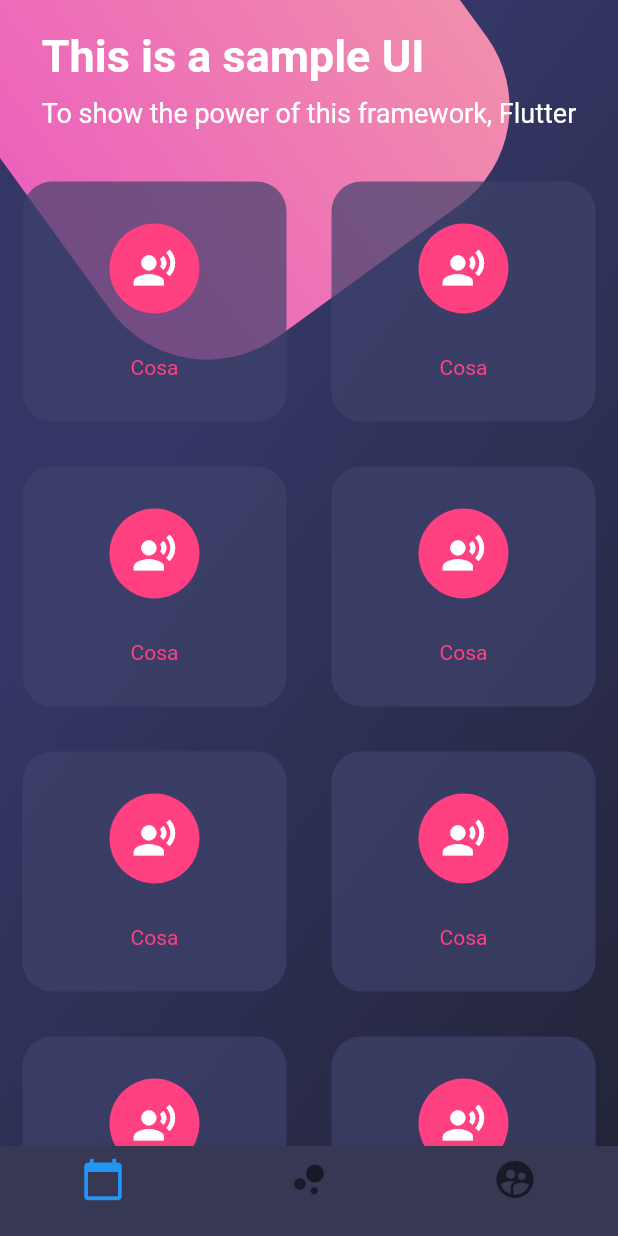
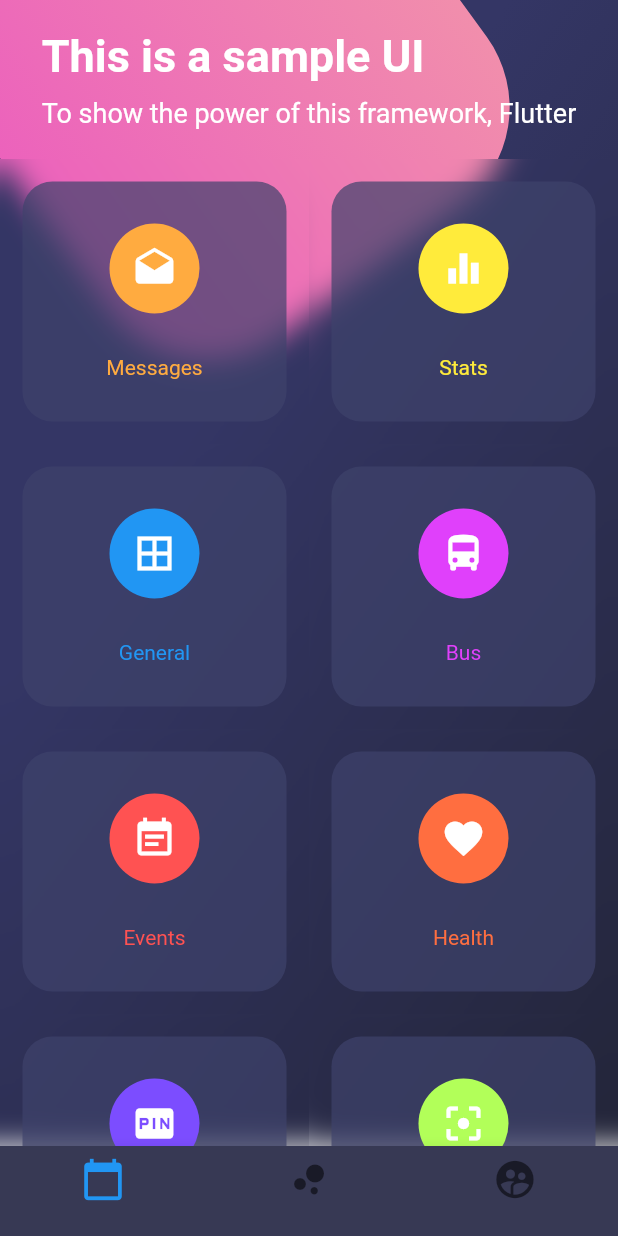
Before and after one commit to josnih21/flutter_designs, a Flutter app: the screen it shows after launch, on a phone screen of 412 x 824 dp. Run offline on Flutter 3.47's test engine with Material 2 defaults, Android fonts, the phone set to English and light mode, and no system bars.

Commit message:
finished design app

```diff
--- a/lib/src/pages/basic_page.dart
+++ b/lib/src/pages/basic_page.dart
@@ -44,12 +44,12 @@ class BasicPage extends StatelessWidget {
                 crossAxisAlignment: CrossAxisAlignment.start,
                 children: <Widget>[
                   Text(
-                    'Milky Way',
+                    'The Milky Way',
                     style: estiloTitulo,
                   ),
                   SizedBox(height: 7.0),
                   Text(
-                    'A photo of milky way',
+                    'A photo of the milky way',
                     style: estiloSubtitulo,
                   )
                 ],
@@ -90,7 +90,7 @@ class BasicPage extends StatelessWidget {
         padding: EdgeInsets.symmetric(horizontal: 40.0),
         child: Text(
         'Pues nada tío esto es una app de prueba que estoy haciendo para aprender un poquito de flutter que esta bastante guapo y eso'
-        'que no te doy mas la vara mi colega, yo estoy aprendiendo bastante de esta tecnología que da una posibilidad increible para desarrollar apps',
+        ' que no te doy mas la vara mi colega, yo estoy aprendiendo bastante de esta tecnología que da una posibilidad increible para desarrollar apps',
         textAlign: TextAlign.justify
         ),
 
--- a/lib/src/pages/buttons_page.dart
+++ b/lib/src/pages/buttons_page.dart
@@ -1,4 +1,5 @@
 import 'dart:math';
+import 'dart:ui';
 
 import 'package:flutter/material.dart';
 
@@ -93,6 +94,10 @@ class ButtonssPage extends StatelessWidget {
         )
       ),
       child: BottomNavigationBar(
+        onTap: (i){
+          if(i == 1)
+          Navigator.pushNamed(context, 'scroll');
+        },
         items: [
           BottomNavigationBarItem(
             icon: Icon(
@@ -120,34 +125,37 @@ class ButtonssPage extends StatelessWidget {
       children: [
         TableRow(
           children: [
-            _createRoundedButton(),
-            _createRoundedButton(),
+            _createRoundedButton(Colors.orangeAccent,Icons.drafts,'Messages'),
+            _createRoundedButton(Colors.yellow,Icons.equalizer,'Stats'),
           ]
         ),
         TableRow(
           children: [
-            _createRoundedButton(),
-            _createRoundedButton(),
+            _createRoundedButton(Colors.blue, Icons.border_all,'General'),
+            _createRoundedButton(Colors.purpleAccent,Icons.directions_bus,'Bus')
           ]
         ),
         TableRow(
           children: [
-            _createRoundedButton(),
-            _createRoundedButton(),
+            _createRoundedButton(Colors.redAccent,Icons.event_note,'Events'),
+            _createRoundedButton(Colors.deepOrangeAccent,Icons.favorite,'Health'),
           ]
         ),
         TableRow(
           children: [
-            _createRoundedButton(),
-            _createRoundedButton(),
+            _createRoundedButton(Colors.deepPurpleAccent,Icons.fiber_pin,'Pin data'),
+            _createRoundedButton(Colors.lightGreenAccent,Icons.filter_center_focus,'Scan code'),
           ]
         ),
       ],
     );
   }
 
- Widget _createRoundedButton() {
-   return Container(
+ Widget _createRoundedButton(Color color, IconData icon,String texto) {
+   return ClipRect(
+     child: BackdropFilter(
+       filter: ImageFilter.blur(sigmaX:10.0,sigmaY:10.0),
+       child: Container(
          height: 160.0,
          margin: EdgeInsets.all(15.0),
          decoration: BoxDecoration(
@@ -158,12 +166,14 @@ class ButtonssPage extends StatelessWidget {
            mainAxisAlignment: MainAxisAlignment.spaceEvenly,
            children: <Widget>[
              CircleAvatar(
-           backgroundColor: Colors.pinkAccent,
+               backgroundColor: color,
                radius: 30.0,
-           child: Icon(Icons.record_voice_over,color:Colors.white,size:30.0),
+               child: Icon(icon,color:Colors.white,size:30.0),
              ),
-         Text('Cosa',style: TextStyle(color:Colors.pinkAccent))
+             Text(texto,style: TextStyle(color: color))
            ],
+         ),
+       ),
      ),
    );
  }
```
Also changed, not shown: lib/src/pages/scroll_page.dart (+7 -5 lines). Lines whose indentation alone changed are shown as unchanged.
